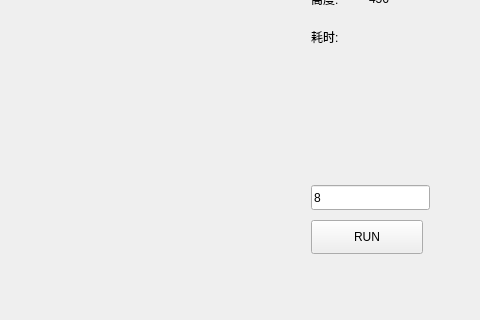
mxy493/NQueens, file widget.ui: the form before one commit; both pictures show x 720 to 1200 and y 680 to 1000 of the 1200 by 1000 pixel window.
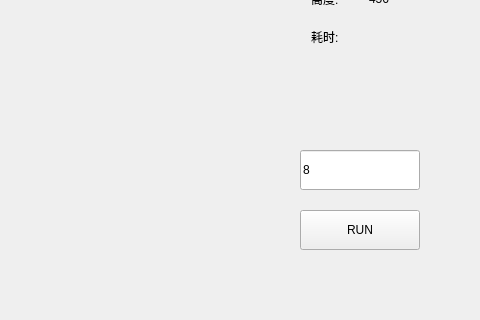
The form after the commit.

Commit message: 更改界面自适应方式

What changed in the file:
```diff
--- a/widget.ui
+++ b/widget.ui
@@ -49,10 +49,10 @@
   <widget class="QLineEdit" name="lineEdit_n">
    <property name="geometry">
     <rect>
-     <x>1031</x>
-     <y>865</y>
-     <width>119</width>
-     <height>25</height>
+     <x>1020</x>
+     <y>830</y>
+     <width>120</width>
+     <height>40</height>
     </rect>
    </property>
    <property name="text">
@@ -62,10 +62,10 @@
   <widget class="QPushButton" name="pushButton_run">
    <property name="geometry">
     <rect>
-     <x>1031</x>
-     <y>900</y>
-     <width>112</width>
-     <height>34</height>
+     <x>1020</x>
+     <y>890</y>
+     <width>120</width>
+     <height>40</height>
     </rect>
    </property>
    <property name="text">
```
The commit also changes 3 other files.
